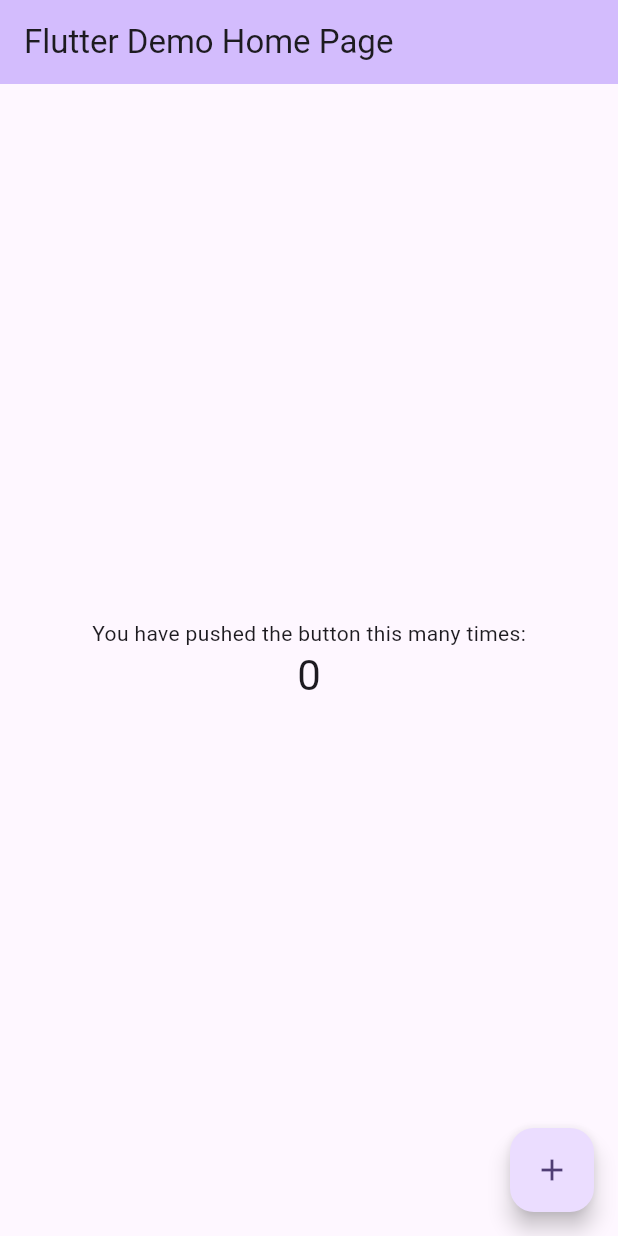
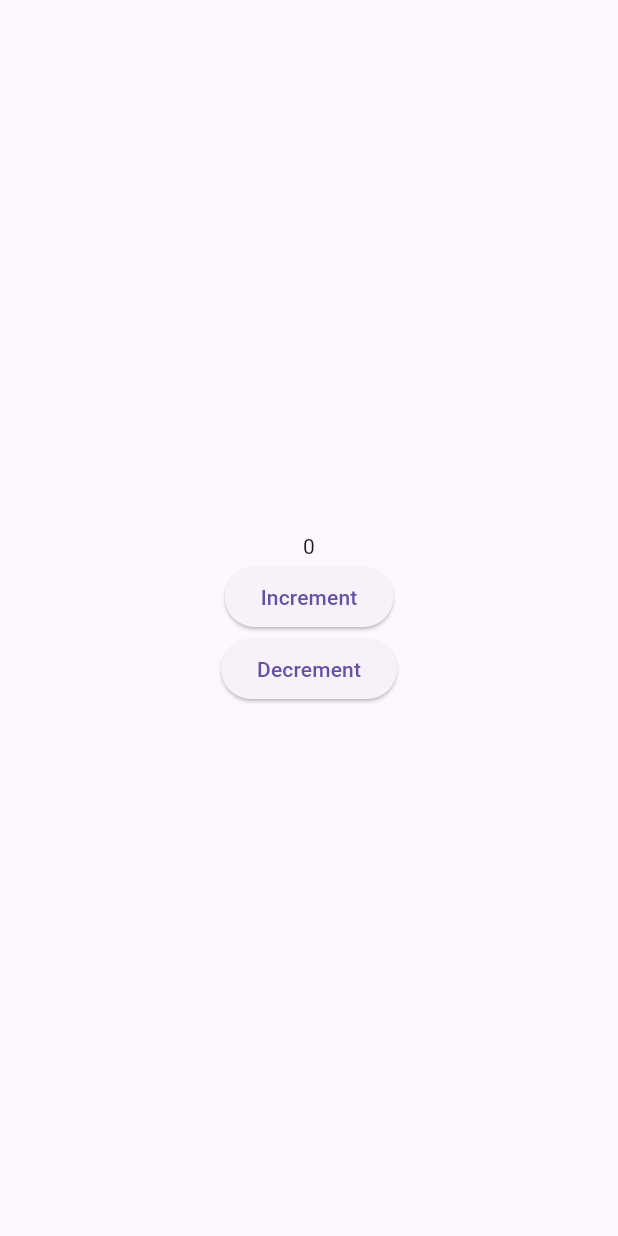
Before and after one commit to vishwanath-91/Bloc_State_Management, a Flutter app: the screen it shows after launch, on a phone screen of 412 x 824 dp. Run offline on Flutter 3.47's test engine with Material 3 defaults, Android fonts, the phone set to English and light mode, and no system bars; our stand-ins replace bloc, connectivity_plus, email_validator, equatable, flutter_bloc.

Commit message:
counter cubit

```diff
--- /dev/null
+++ b/counter_cubit/lib/cubit/cubit/counter_cubit.dart
@@ -0,0 +1,22 @@
+import 'package:bloc/bloc.dart';
+import 'package:equatable/equatable.dart';
+import 'package:flutter/foundation.dart';
+
+part 'counter_state.dart';
+
+class CounterCubit extends Cubit<CounterState> {
+  CounterCubit() : super(CounterState.initial());
+  void increment() {
+    final newstate = state.copyWith(counter: state.counter + 1);
+    if (kDebugMode) {
+      print("this is increment $newstate");
+    }
+    emit(newstate);
+  }
+
+  void decrement() {
+    emit(
+      state.copyWith(counter: state.counter - 1),
+    );
+  }
+}
--- /dev/null
+++ b/counter_cubit/lib/cubit/cubit/counter_state.dart
@@ -0,0 +1,20 @@
+part of 'counter_cubit.dart';
+
+class CounterState extends Equatable {
+  final int counter;
+  const CounterState({required this.counter});
+
+  CounterState copyWith({int? counter}) {
+    return CounterState(counter: counter ?? this.counter);
+  }
+
+  factory CounterState.initial() {
+    return const CounterState(counter: 0);
+  }
+
+  @override
+  String toString() => 'CounterState(counter:$counter)';
+
+  @override
+  List<Object> get props => [counter];
+}
--- a/counter_cubit/lib/main.dart
+++ b/counter_cubit/lib/main.dart
@@ -1,4 +1,8 @@
+import 'package:counter_cubit/cubit/cubit/counter_cubit.dart';
+import 'package:counter_cubit/other_page.dart';
 import 'package:flutter/material.dart';
+import 'package:flutter/widgets.dart';
+import 'package:flutter_bloc/flutter_bloc.dart';
 
 void main() {
   runApp(const MyApp());
@@ -7,119 +11,73 @@
 class MyApp extends StatelessWidget {
   const MyApp({super.key});
 
-  // This widget is the root of your application.
   @override
   Widget build(BuildContext context) {
-    return MaterialApp(
-      title: 'Flutter Demo',
+    return BlocProvider<CounterCubit>(
+      create: (context) => CounterCubit(),
+      child: MaterialApp(
+        title: "counter cubit app",
+        debugShowCheckedModeBanner: false,
         theme: ThemeData(
-        // This is the theme of your application.
-        //
-        // TRY THIS: Try running your application with "flutter run". You'll see
-        // the application has a purple toolbar. Then, without quitting the app,
-        // try changing the seedColor in the colorScheme below to Colors.green
-        // and then invoke "hot reload" (save your changes or press the "hot
-        // reload" button in a Flutter-supported IDE, or press "r" if you used
-        // the command line to start the app).
-        //
-        // Notice that the counter didn't reset back to zero; the application
-        // state is not lost during the reload. To reset the state, use hot
-        // restart instead.
-        //
-        // This works for code too, not just values: Most code changes can be
-        // tested with just a hot reload.
-        colorScheme: ColorScheme.fromSeed(seedColor: Colors.deepPurple),
-        useMaterial3: true,
+          appBarTheme: const AppBarTheme().copyWith(
+            color: Colors.amber[600],
           ),
-      home: const MyHomePage(title: 'Flutter Demo Home Page'),
+        ),
+        home: const MyHomePage(),
+      ),
     );
   }
 }
 
 class MyHomePage extends StatefulWidget {
-  const MyHomePage({super.key, required this.title});
-
-  // This widget is the home page of your application. It is stateful, meaning
-  // that it has a State object (defined below) that contains fields that affect
-  // how it looks.
-
-  // This class is the configuration for the state. It holds the values (in this
-  // case the title) provided by the parent (in this case the App widget) and
-  // used by the build method of the State. Fields in a Widget subclass are
-  // always marked "final".
-
-  final String title;
+  const MyHomePage({super.key});
 
   @override
   State<MyHomePage> createState() => _MyHomePageState();
 }
 
 class _MyHomePageState extends State<MyHomePage> {
-  int _counter = 0;
-
-  void _incrementCounter() {
-    setState(() {
-      // This call to setState tells the Flutter framework that something has
-      // changed in this State, which causes it to rerun the build method below
-      // so that the display can reflect the updated values. If we changed
-      // _counter without calling setState(), then the build method would not be
-      // called again, and so nothing would appear to happen.
-      _counter++;
-    });
-  }
-
   @override
   Widget build(BuildContext context) {
-    // This method is rerun every time setState is called, for instance as done
-    // by the _incrementCounter method above.
-    //
-    // The Flutter framework has been optimized to make rerunning build methods
-    // fast, so that you can just rebuild anything that needs updating rather
-    // than having to individually change instances of widgets.
     return Scaffold(
-      appBar: AppBar(
-        // TRY THIS: Try changing the color here to a specific color (to
-        // Colors.amber, perhaps?) and trigger a hot reload to see the AppBar
-        // change color while the other colors stay the same.
-        backgroundColor: Theme.of(context).colorScheme.inversePrimary,
-        // Here we take the value from the MyHomePage object that was created by
-        // the App.build method, and use it to set our appbar title.
-        title: Text(widget.title),
+      body: BlocConsumer<CounterCubit, CounterState>(
+        listener: (context, state) {
+          if (state.counter == 3) {
+            showDialog(
+              context: context,
+              builder: (context) => AlertDialog(
+                content: Text("counter is ${state.counter}"),
               ),
-      body: Center(
-        // Center is a layout widget. It takes a single child and positions it
-        // in the middle of the parent.
+            );
+          } else if (state.counter == 1) {
+            Navigator.of(context).push(MaterialPageRoute(
+              builder: (context) => const OtherPage(),
+            ));
+          }
+        },
+        builder: (context, state) {
+          return Center(
             child: Column(
-          // Column is also a layout widget. It takes a list of children and
-          // arranges them vertically. By default, it sizes itself to fit its
-          // children horizontally, and tries to be as tall as its parent.
-          //
-          // Column has various properties to control how it sizes itself and
-          // how it positions its children. Here we use mainAxisAlignment to
-          // center the children vertically; the main axis here is the vertical
-          // axis because Columns are vertical (the cross axis would be
-          // horizontal).
-          //
-          // TRY THIS: Invoke "debug painting" (choose the "Toggle Debug Paint"
-          // action in the IDE, or press "p" in the console), to see the
-          // wireframe for each widget.
               mainAxisAlignment: MainAxisAlignment.center,
-          children: <Widget>[
-            const Text(
-              'You have pushed the button this many times:',
+              children: [
+                Text("${state.counter}"),
+                ElevatedButton(
+                  onPressed: () {
+                    context.read<CounterCubit>().increment();
+                  },
+                  child: const Text("Increment"),
                 ),
-            Text(
-              '$_counter',
-              style: Theme.of(context).textTheme.headlineMedium,
+                ElevatedButton(
+                  onPressed: () {
+                    BlocProvider.of<CounterCubit>(context).decrement();
+                  },
+                  child: const Text("Decrement"),
                 ),
               ],
             ),
+          );
+        },
       ),
-      floatingActionButton: FloatingActionButton(
-        onPressed: _incrementCounter,
-        tooltip: 'Increment',
-        child: const Icon(Icons.add),
-      ), // This trailing comma makes auto-formatting nicer for build methods.
     );
   }
 }
--- a/counter_cubit/pubspec.yaml
+++ b/counter_cubit/pubspec.yaml
@@ -35,6 +35,9 @@ dependencies:
   # The following adds the Cupertino Icons font to your application.
   # Use with the CupertinoIcons class for iOS style icons.
   cupertino_icons: ^1.0.6
+  bloc: ^8.1.3
+  flutter_bloc: ^8.1.4
+  equatable: ^2.0.5
 
 dev_dependencies:
   flutter_test:
```
Also changed, not shown: counter_cubit/lib/other_page.dart (added, +14 -0 lines), counter_cubit/pubspec.lock. Lines whose indentation alone changed are shown as unchanged.
